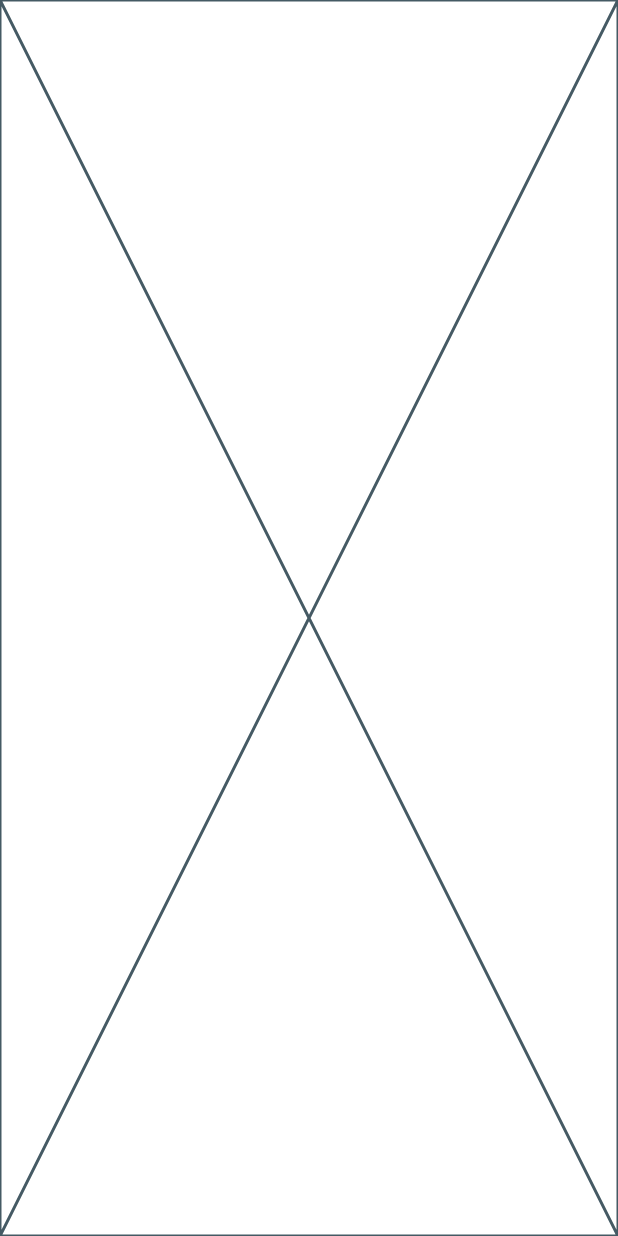
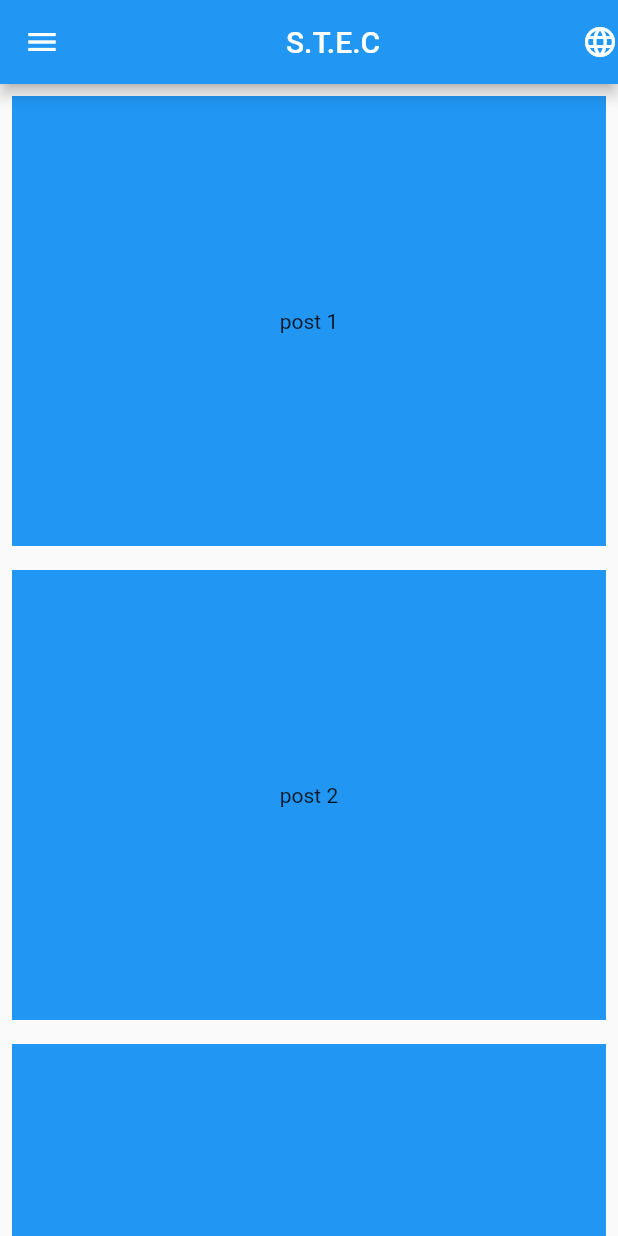
Before and after one commit to AmeyKuradeAK/Project-C, a Flutter app: the screen it shows after launch, on a phone screen of 412 x 824 dp. Run offline on Flutter 3.47's test engine with Material 2 defaults, Android fonts, the phone set to English and light mode, and no system bars.

Commit message:
Day 1 | complete

```diff
--- /dev/null
+++ b/lib/Pages/first_page/components/main_list.dart
@@ -0,0 +1,20 @@
+// ignore_for_file: prefer_const_constructors
+
+import 'package:flutter/material.dart';
+
+class HomeList extends StatelessWidget {
+  final String child;
+  const HomeList({required this.child});
+
+  @override
+  Widget build(BuildContext context) {
+    return Padding(
+      padding: EdgeInsets.all(8.0),
+      child: Container(
+        height: 300,
+        color: Colors.blue,
+        child: Center(child: Text(child)),
+      ),
+    );
+  }
+}
--- /dev/null
+++ b/lib/Pages/first_page/home_page.dart
@@ -0,0 +1,35 @@
+// ignore_for_file: prefer_const_constructors, prefer_const_literals_to_create_immutables
+
+import 'package:flutter/material.dart';
+import 'package:project_c/Pages/first_page/components/main_list.dart';
+
+class HomePage extends StatelessWidget {
+  HomePage({super.key});
+
+  final List _post = [
+    'post 1',
+    'post 2',
+    'post 3',
+    'post 4',
+    'post 5',
+    'post 6'
+  ];
+
+  @override
+  Widget build(BuildContext context) {
+    return Scaffold(
+      appBar: AppBar(
+        actions: [Icon(Icons.language_outlined)],
+        leading: Icon(Icons.menu),
+        title: Center(
+          child: Text("S.T.E.C"),
+        ),
+      ),
+      body: ListView.builder(
+          itemCount: _post.length,
+          itemBuilder: (context, index) {
+            return HomeList(child: _post[index]);
+          }),
+    );
+  }
+}
--- a/lib/main.dart
+++ b/lib/main.dart
@@ -1,14 +1,18 @@
 import 'package:flutter/material.dart';
+import 'package:project_c/Pages/first_page/home_page.dart';
 
 void main() {
-  runApp(const MyApp());
+  runApp(MyApp());
 }
 
 class MyApp extends StatelessWidget {
-  const MyApp({super.key});
+  MyApp({super.key});
 
   @override
   Widget build(BuildContext context) {
-    return const Placeholder();
+    return MaterialApp(
+      debugShowCheckedModeBanner: false,
+      home: HomePage(),
+    );
   }
 }
```
Also changed, not shown: 1 other file.
